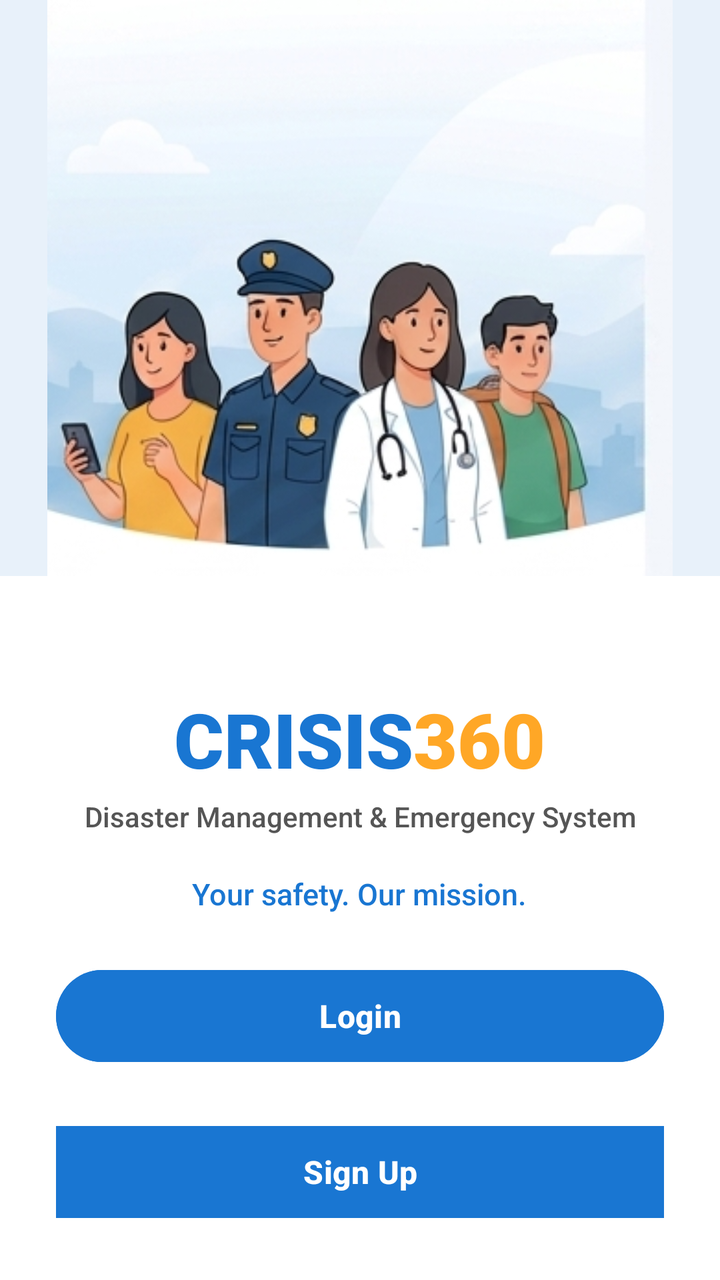
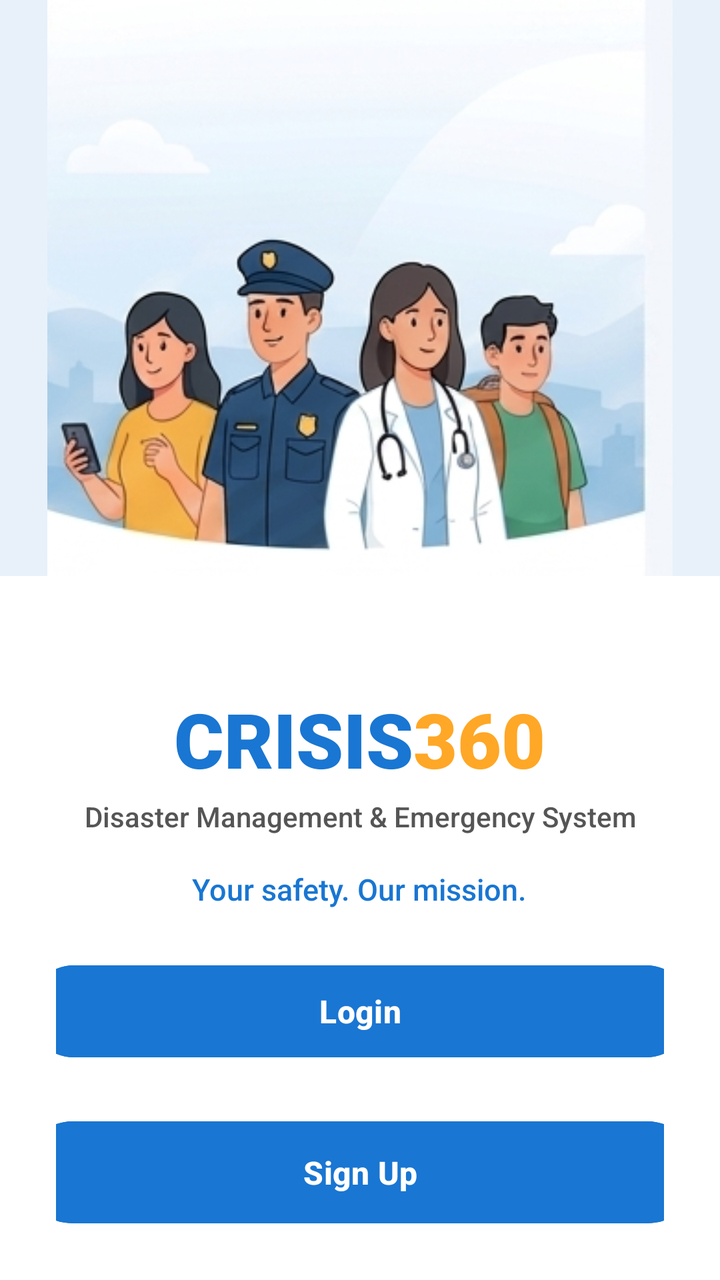

Two renders of the same Android screen: before a commit and after it. Below are the layout's source before the change and the commit's diff.
<!-- AndroidManifest.xml: application theme Theme.Crises -->
<!-- res/layout/activity_starting.xml -->
<?xml version="1.0" encoding="utf-8"?>
<androidx.constraintlayout.widget.ConstraintLayout
    xmlns:android="http://schemas.android.com/apk/res/android"
    xmlns:app="http://schemas.android.com/apk/res-auto"
    xmlns:tools="http://schemas.android.com/tools"
    android:id="@+id/main"
    android:layout_width="match_parent"
    android:layout_height="match_parent"
    android:background="#FFFFFF"
    tools:context=".StartingActivity">

    
    <FrameLayout
        android:id="@+id/illustrationContainer"
        android:layout_width="match_parent"
        android:layout_height="0dp"
        android:background="#E8F1FA"
        app:layout_constraintHeight_percent="0.45"
        app:layout_constraintTop_toTopOf="parent"
        app:layout_constraintStart_toStartOf="parent"
        app:layout_constraintEnd_toEndOf="parent">

        <ImageView
            android:id="@+id/ivRespondersIllustration"
            android:layout_width="match_parent"
            android:layout_height="match_parent"
            android:src="@drawable/main"
            android:scaleType="fitCenter"
            android:adjustViewBounds="true"
            android:contentDescription="Main illustration" />

    </FrameLayout>

    

    
    <LinearLayout
        android:id="@+id/llBranding"
        android:layout_width="match_parent"
        android:layout_height="wrap_content"
        android:layout_marginTop="56dp"
        android:gravity="center_horizontal"
        android:orientation="vertical"
        app:layout_constraintEnd_toEndOf="parent"
        app:layout_constraintHorizontal_bias="0.0"
        app:layout_constraintStart_toStartOf="parent"
        app:layout_constraintTop_toBottomOf="@id/illustrationContainer">

        <LinearLayout
            android:layout_width="wrap_content"
            android:layout_height="wrap_content"
            android:orientation="horizontal">

            <TextView
                android:id="@+id/tvBrandCrisis"
                android:layout_width="wrap_content"
                android:layout_height="wrap_content"
                android:fontFamily="sans-serif-black"
                android:text="CRISIS"
                android:textColor="#1976D2"
                android:textSize="38sp"
                android:textStyle="bold" />

            <TextView
                android:id="@+id/tvBrand360"
                android:layout_width="wrap_content"
                android:layout_height="wrap_content"
                android:fontFamily="sans-serif-black"
                android:text="360"
                android:textColor="#FFA726"
                android:textSize="38sp"
                android:textStyle="bold" />
        </LinearLayout>

        <TextView
            android:id="@+id/tvSubtitle"
            android:layout_width="wrap_content"
            android:layout_height="wrap_content"
            android:layout_marginTop="4dp"
            android:fontFamily="sans-serif-medium"
            android:gravity="center"
            android:text="Disaster Management &amp; Emergency System"
            android:textColor="#555555"
            android:textSize="14sp" />

    </LinearLayout>

    <LinearLayout
        android:id="@+id/llBottomActions"
        android:layout_width="match_parent"
        android:layout_height="wrap_content"
        android:orientation="vertical"
        android:gravity="center_horizontal"
        android:paddingHorizontal="28dp"
        android:layout_marginTop="24dp"
        android:layout_marginBottom="32dp"
        app:layout_constraintTop_toBottomOf="@id/llBranding"
        app:layout_constraintBottom_toBottomOf="parent"
        app:layout_constraintStart_toStartOf="parent"
        app:layout_constraintEnd_toEndOf="parent">

        <TextView
            android:id="@+id/tvMissionTagline"
            android:layout_width="wrap_content"
            android:layout_height="wrap_content"
            android:text="Your safety. Our mission."
            android:textColor="#1976D2"
            android:textSize="15sp"
            android:fontFamily="sans-serif-medium"
            android:gravity="center" />

        <Button
            android:id="@+id/btnlogin"
            android:layout_width="match_parent"
            android:layout_height="54dp"
            android:layout_marginTop="24dp"
            android:text="Login"
            android:textColor="#FFFFFF"
            android:textSize="16sp"
            android:textStyle="bold"
            android:fontFamily="sans-serif-medium"
            android:backgroundTint="#1976D2" />

        <Button
            android:id="@+id/btnSign"
            android:layout_width="358dp"
            android:layout_height="54dp"
            android:layout_marginTop="24dp"
            android:backgroundTint="#1976D2"
            android:fontFamily="sans-serif-medium"
            android:text="Sign Up"
            android:textColor="#FFFFFF"
            android:textSize="16sp"
            android:textStyle="bold" />



    </LinearLayout>

</androidx.constraintlayout.widget.ConstraintLayout>
<!-- resources referenced by this layout -->
<resources>
  <!-- drawable main: png bitmap (drawable, 132832 bytes) -->
  <style name="Theme.Crises" parent="Base.Theme.Crises" />
  <style name="Base.Theme.Crises" parent="Theme.Material3.DayNight.NoActionBar">
  
      </style>
</resources>

<!-- the commit's change to res/layout/activity_starting.xml (unified diff, before → after) -->
@@ -111,20 +111,20 @@
 
         <Button
             android:id="@+id/btnlogin"
-            android:layout_width="match_parent"
+            android:layout_width="332dp"
             android:layout_height="54dp"
             android:layout_marginTop="24dp"
+            android:backgroundTint="#1976D2"
+            android:fontFamily="sans-serif-medium"
             android:text="Login"
             android:textColor="#FFFFFF"
             android:textSize="16sp"
-            android:textStyle="bold"
-            android:fontFamily="sans-serif-medium"
-            android:backgroundTint="#1976D2" />
+            android:textStyle="bold" />
 
         <Button
             android:id="@+id/btnSign"
-            android:layout_width="358dp"
-            android:layout_height="54dp"
+            android:layout_width="338dp"
+            android:layout_height="59dp"
             android:layout_marginTop="24dp"
             android:backgroundTint="#1976D2"
             android:fontFamily="sans-serif-medium"
@@ -134,7 +134,6 @@
             android:textStyle="bold" />
 
 
-
     </LinearLayout>
 
 </androidx.constraintlayout.widget.ConstraintLayout>
